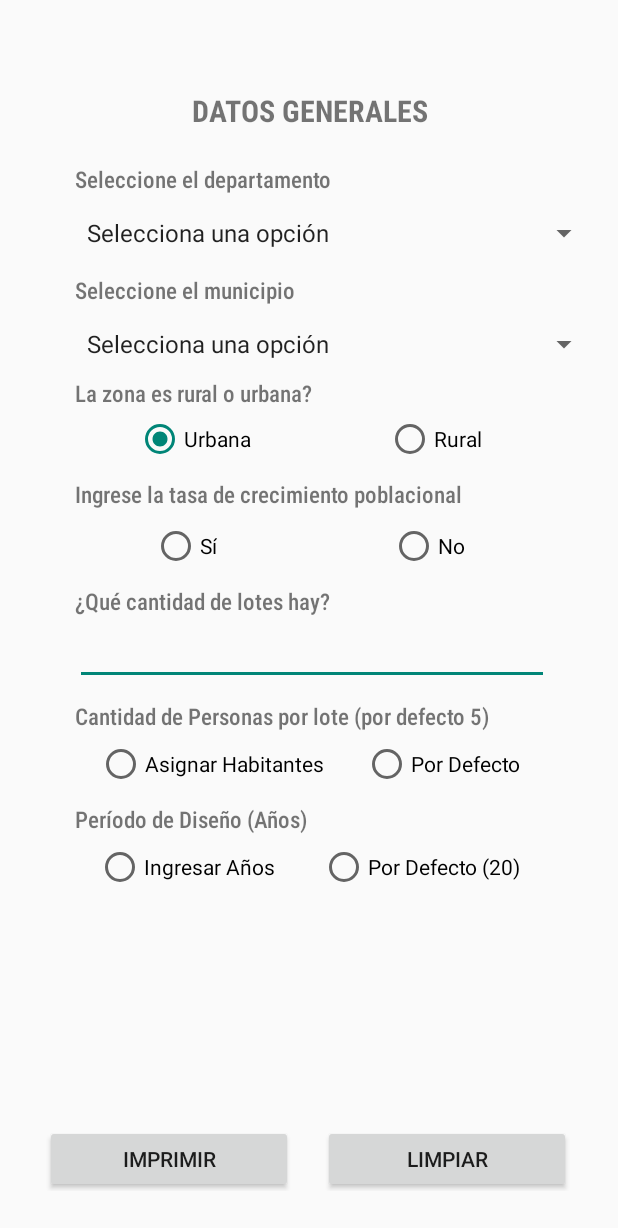
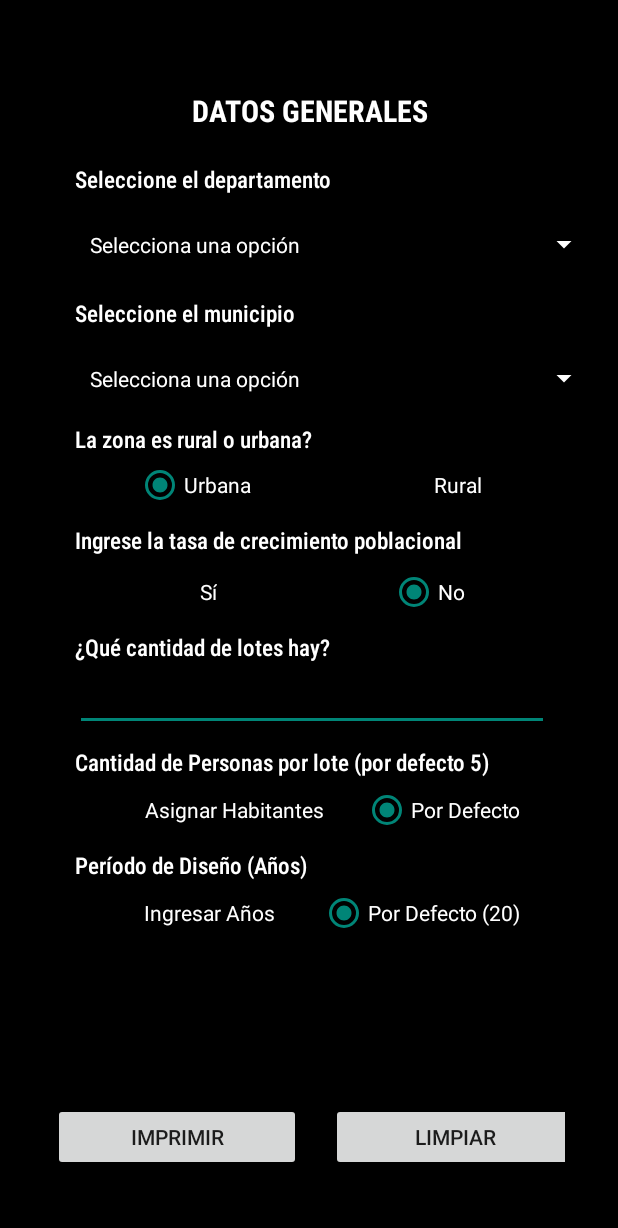
Before and after one commit to Oomars1/VolumenTanque, an Android app built with Jetpack Compose: the screen it shows after launch (MainActivity), on a phone screen of 412 x 824 dp. Shown: the top 1228 px of the screen. Run offline under Robolectric (Android 15) with nearby library versions, the phone set to English and light mode, and no system bars.

Commit message:
correccion detalles

```diff
--- a/app/build.gradle.kts
+++ b/app/build.gradle.kts
@@ -67,4 +67,5 @@ dependencies {
     debugImplementation(libs.androidx.ui.tooling)
     debugImplementation(libs.androidx.ui.test.manifest)
 
+
     }
--- a/app/src/main/java/com/example/calculadoradevolumen/MainActivity.kt
+++ b/app/src/main/java/com/example/calculadoradevolumen/MainActivity.kt
@@ -96,8 +96,8 @@ class MainActivity : ComponentActivity() {
         )
 
         // Adaptador para el primer spinner
-        val adapter1 = ArrayAdapter(this, android.R.layout.simple_spinner_item, options1)
-        adapter1.setDropDownViewResource(android.R.layout.simple_spinner_dropdown_item)
+        val adapter1 = ArrayAdapter(this, R.layout.spinner_item, options1)
+        adapter1.setDropDownViewResource(R.layout.spinner_item)
         spinner1.adapter = adapter1
 
         // Datos para el segundo spinner
@@ -116,7 +116,7 @@ class MainActivity : ComponentActivity() {
             "San Miguel" to arrayOf("Selecciona una opción", "San Miguel", "Carolina", "Chapeltique", "Chinameca", "Chirilagua", "Ciudad Barrios", "Comacarán", "El Tránsito", "Lolotique", "Moncagua", "Nueva Guadalupe", "Nuevo Edén de San Juan", "Quelepa", "San Antonio", "San Gerardo", "San Jorge", "San Luis de la Reina", "San Rafael Oriente", "Sesori", "Uluazapa"),
             "San Salvador" to arrayOf("Selecciona una opción", "San Salvador", "Aguilares", "Apopa", "Ayutuxtepeque", "Cuscatancingo", "Delgado", "El Paisnal", "Guazapa", "Ilopango", "Mejicanos", "Nejapa", "Panchimalco", "Rosario de Mora", "San Marcos", "San Martín", "Santiago Texacuangos", "Santo Tomás", "Soyapango", "Tonacatepeque"),
             "San Vicente" to arrayOf("Selecciona una opción", "San Vicente", "Apastepeque", "Guadalupe", "San Cayetano Istepeque", "San Esteban Catarina", "San Ildefonso", "San Lorenzo", "San Sebastián", "Santa Clara", "Santo Domingo", "Tecoluca", "Tepetitán", "Verapaz"),
-            "Santa Ana" to arrayOf("Selecciona una opción",  "Metapán", "Chalchuapa", "Coatepeque", "El Congo", "Masahuat", "San Antonio Pajonal", "San Sebastián Salitrillo", "Santa Rosa Guachipilín", "Texistepeque"),
+            "Santa Ana" to arrayOf("Selecciona una opción", "Santa Ana", "Metapán", "Chalchuapa", "Coatepeque", "El Congo", "Masahuat", "San Antonio Pajonal", "San Sebastián Salitrillo", "Santa Rosa Guachipilín", "Texistepeque"),
             "Sonsonate" to arrayOf("Selecciona una opción", "Sonsonate", "Acajutla", "Armenia", "Caluco", "Cuisnahuat", "Izalco", "Juayúa", "Nahuizalco", "Nahulingo", "Salcoatitán", "San Antonio del Monte", "San Julián", "Santa Catarina Masahuat", "Santa Isabel Ishuatán", "Santo Domingo de Guzmán", "Sonzacate"),
             "Usulután" to arrayOf("Selecciona una opción", "Usulután", "Alegría", "Berlín", "California", "Concepción Batres", "El Triunfo", "Ereguayquín", "Estanzuelas", "Jiquilisco", "Jucuapa", "Jucuarán", "Mercedes Umaña", "Nueva Granada", "Ozatlán", "Puerto El Triunfo", "San Agustín", "San Buenaventura", "San Dionisio", "San Francisco Javier", "Santa Elena", "Santa María", "Santiago de María", "Tecapán")
         )
@@ -127,8 +127,8 @@ class MainActivity : ComponentActivity() {
                 val departamentoSeleccionado = options1[position]
                 val municipios = municipiosMap[departamentoSeleccionado] ?: arrayOf("Selecciona una opción")
 
-                val adapter2 = ArrayAdapter(this@MainActivity, android.R.layout.simple_spinner_item, municipios)
-                adapter2.setDropDownViewResource(android.R.layout.simple_spinner_dropdown_item)
+                val adapter2 = ArrayAdapter(this@MainActivity, R.layout.spinner_item, municipios)
+                adapter2.setDropDownViewResource(R.layout.spinner_item)
                 spinner2.adapter = adapter2
                 spinner2.isEnabled = municipios.isNotEmpty()
             }
@@ -137,7 +137,6 @@ class MainActivity : ComponentActivity() {
                 spinner2.isEnabled = false
             }
         }
-
 
         // Configuración de los RadioButton para sí o no con input adicional
         radioGroupYesNo = findViewById(R.id.radioGroupYesNo)
--- a/app/src/main/res/layout/activity_main.xml
+++ b/app/src/main/res/layout/activity_main.xml
@@ -5,13 +5,14 @@
     android:layout_height="match_parent"
     android:orientation="vertical"
     android:padding="16dp"
+    android:background="#000000"
     tools:context=".MainActivity"
     >
 
     <!--este es el boton de imprimir ojo ira hasta el final-->
     <ScrollView
         android:layout_width="380dp"
-        android:layout_height="720dp"
+        android:layout_height="700dp"
         android:scrollbarSize="0dp">
 
         <LinearLayout
@@ -33,7 +34,8 @@
                 android:text="DATOS GENERALES"
                 android:textAllCaps="true"
                 android:textSize="20sp"
-                android:textStyle="bold" />
+                android:textStyle="bold"
+                android:textColor="#FFFFFF"/>
 
             <!-- TextView para "Seleccionar departamento" -->
             <TextView
@@ -46,7 +48,8 @@
                 android:gravity=""
                 android:paddingBottom="8dp"
                 android:text="@string/hint_select_department"
-                android:textSize="15sp" />
+                android:textSize="15sp"
+                android:textColor="#FFFFFF"/>
 
             <Spinner
                 android:id="@+id/spinner1"
@@ -55,7 +58,10 @@
                 android:layout_below="@id/departmentTextView"
                 android:layout_centerHorizontal="true"
                 android:layout_marginTop="5dp"
-                android:layout_marginBottom="10dp" />
+                android:layout_marginBottom="10dp"
+                android:backgroundTint="@android:color/white"
+                android:textColor="@android:color/white"
+                />
 
             <TextView
                 android:id="@+id/municipalityTextView"
@@ -67,7 +73,8 @@
                 android:gravity=""
                 android:paddingBottom="8dp"
                 android:text="@string/hint_select_municipality"
-                android:textSize="15sp" />
+                android:textSize="15sp"
+                android:textColor="#FFFFFF"/>
 
             <Spinner
                 android:id="@+id/spinner2"
@@ -76,7 +83,12 @@
                 android:layout_below="@id/municipalityTextView"
                 android:layout_centerHorizontal="true"
                 android:layout_marginTop="5dp"
-                android:enabled="false" />
+                android:enabled="false"
+                android:backgroundTint="@android:color/white"
+                android:textColor="@android:color/white"
+
+                />
+
 
             <TextView
                 android:id="@+id/zoneTextView"
@@ -86,7 +98,8 @@
                 android:fontFamily="sans-serif-condensed-medium"
                 android:gravity=""
                 android:text="@string/la_zona_es_rural_o_urbana"
-                android:textSize="15sp" />
+                android:textSize="15sp"
+                android:textColor="#FFFFFF"/>
 
             <!-- RadioGroup para los RadioButtons -->
             <RadioGroup
@@ -103,13 +116,15 @@
                     android:layout_height="wrap_content"
                     android:layout_marginEnd="90dp"
                     android:checked="true"
-                    android:text="Urbana" />
+                    android:text="Urbana"
+                    android:textColor="#FFFFFF"/>
 
                 <RadioButton
                     android:id="@+id/ruralRadioButton"
                     android:layout_width="wrap_content"
                     android:layout_height="wrap_content"
-                    android:text="Rural" />
+                    android:text="Rural"
+                    android:textColor="#FFFFFF"/>
             </RadioGroup>
 
             <TextView
@@ -120,7 +135,8 @@
                 android:fontFamily="sans-serif-condensed-medium"
                 android:gravity=""
                 android:text="Ingrese la tasa de crecimiento poblacional"
-                android:textSize="15sp" />
+                android:textSize="15sp"
+                android:textColor="#FFFFFF"/>
 
             <RadioGroup
                 android:id="@+id/radioGroupYesNo"
@@ -135,14 +151,18 @@
                     android:layout_width="wrap_content"
                     android:layout_height="wrap_content"
                     android:layout_marginEnd="115dp"
-                    android:text="Sí" />
+                    android:text="Sí"
+                    android:textColor="#FFFFFF"/>
 
                 <RadioButton
                     android:id="@+id/radioNo"
                     android:layout_width="wrap_content"
                     android:layout_height="wrap_content"
                     android:layout_marginStart="0dp"
-                    android:text="No" />
+                    android:text="No"
+                    android:checked="true"
+
+                    android:textColor="#FFFFFF"/>
             </RadioGroup>
 
             <EditText
@@ -152,7 +172,8 @@
                 android:layout_below="@id/radioGroupYesNo"
                 android:layout_marginTop="16dp"
                 android:hint="Ingrese la taza"
-                android:visibility="gone" />
+                android:visibility="gone"
+                android:textColor="#FFFFFF"/>
 
             <!--lotes-->
 
@@ -165,7 +186,8 @@
                 android:fontFamily="sans-serif-condensed-medium"
                 android:gravity=""
                 android:text="¿Qué cantidad de lotes hay?"
-                android:textSize="15sp" />
+                android:textSize="15sp"
+                android:textColor="#FFFFFF"/>
 
             <!--termina-->
 
@@ -175,7 +197,8 @@
                 android:id="@+id/lotInput"
                 android:layout_width="353dp"
                 android:layout_height="wrap_content"
-                android:hint="" />
+                android:hint=""
+                android:textColor="#FFFFFF"/>
 
             <TextView
                 android:id="@+id/personasLote"
@@ -185,7 +208,8 @@
                 android:fontFamily="sans-serif-condensed-medium"
                 android:gravity=""
                 android:text="Cantidad de Personas por lote (por defecto 5)"
-                android:textSize="15sp" />
+                android:textSize="15sp"
+                android:textColor="#FFFFFF"/>
 
             <RadioGroup
                 android:id="@+id/radioGrouppoblacion"
@@ -200,14 +224,17 @@
                     android:layout_width="wrap_content"
                     android:layout_height="wrap_content"
                     android:layout_marginEnd="10dp"
-                    android:text="Asignar Habitantes" />
+                    android:text="Asignar Habitantes"
+                    android:textColor="#FFFFFF"/>
 
                 <RadioButton
                     android:id="@+id/agregaNuevo"
                     android:layout_width="wrap_content"
                     android:layout_height="wrap_content"
                     android:layout_marginStart="16dp"
-                    android:text="Por Defecto" />
+                    android:text="Por Defecto"
+                    android:textColor="#FFFFFF"
+                    android:checked="true"/>
             </RadioGroup>
 
             <EditText
@@ -217,7 +244,8 @@
                 android:layout_below="@id/radioGrouppoblacion"
                 android:layout_marginTop="16dp"
                 android:hint="Cuantas personas desea asignar"
-                android:visibility="gone" />
+                android:visibility="gone"
+                android:textColor="#FFFFFF"/>
 
             <TextView
                 android:id="@+id/periodoDisenoTextView"
@@ -227,7 +255,8 @@
                 android:fontFamily="sans-serif-condensed-medium"
                 android:gravity=""
                 android:text="Período de Diseño (Años)"
-                android:textSize="15sp" />
+                android:textSize="15sp"
+                android:textColor="#FFFFFF"/>
 
             <RadioGroup
                 android:id="@+id/radioGroupPeriodoDiseno"
@@ -242,13 +271,16 @@
                     android:layout_width="wrap_content"
                     android:layout_height="wrap_content"
                     android:layout_marginEnd="30dp"
-                    android:text="Ingresar Años" />
+                    android:text="Ingresar Años"
+                    android:textColor="#FFFFFF"/>
 
                 <RadioButton
                     android:id="@+id/porDefectoPeriodo"
                     android:layout_width="wrap_content"
                     android:layout_height="wrap_content"
-                    android:text="Por Defecto (20)" />
+                    android:text="Por Defecto (20)"
+                    android:textColor="#FFFFFF"
+                    android:checked="true"/>
 
 
             </RadioGroup>
@@ -260,7 +292,8 @@
                 android:layout_below="@id/radioGroupPeriodoDiseno"
                 android:layout_marginTop="16dp"
                 android:hint="Ingrese el período de diseño"
-                android:visibility="gone" />
+                android:visibility="gone"
+                android:textColor="#FFFFFF"/>
 
             <!-- Encabezado de la tabla comienza
 
@@ -273,7 +306,7 @@
         android:layout_width="match_parent"
         android:layout_height="wrap_content"
         android:orientation="horizontal"
-        android:padding="14dp">
+        android:padding="19dp">
 
         <Button
             android:id="@+id/button"
@@ -290,7 +323,8 @@
             android:layout_height="45dp"
             android:layout_gravity="center_horizontal"
             android:layout_marginTop="16dp"
-            android:text="Limpiar" />
+            android:text="Limpiar"
+            />
 
 
 
@@ -300,7 +334,7 @@
             android:layout_width="match_parent"
             android:layout_height="wrap_content"
             android:textSize="16sp"
-              />
+            android:textColor="#FFFFFF"/>
 
 
 </LinearLayout>
--- /dev/null
+++ b/app/src/main/res/layout/spinner_item.xml
@@ -0,0 +1,8 @@
+<?xml version="1.0" encoding="utf-8"?>
+<TextView xmlns:android="http://schemas.android.com/apk/res/android"
+    android:layout_width="match_parent"
+    android:layout_height="wrap_content"
+    android:textColor="@android:color/white"
+    android:background="@android:color/black"
+    android:padding="10dp"
+    android:gravity="center_vertical"/>
--- a/app/src/main/res/values/colors.xml
+++ b/app/src/main/res/values/colors.xml
@@ -7,4 +7,7 @@
     <color name="teal_700">#FF018786</color>
     <color name="black">#FF000000</color>
     <color name="white">#FFFFFFFF</color>
+
+    <color name="colorBlanco">#FFFFFFFF</color>
+
 </resources>
--- /dev/null
+++ b/app/src/main/res/values/styles.xml
@@ -0,0 +1,4 @@
+<?xml version="1.0" encoding="utf-8"?>
+<resources>
+
+</resources>
```
